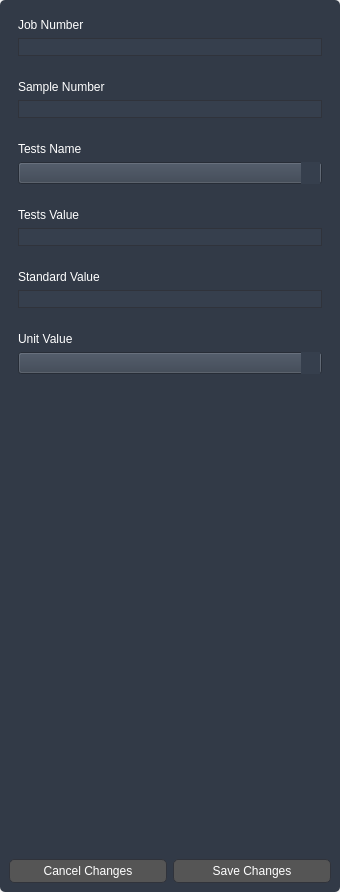
The window that src/ui/chmTestsEditSideWidget.ui (layup/LIMS) describes before a commit, drawn with Qt 5.
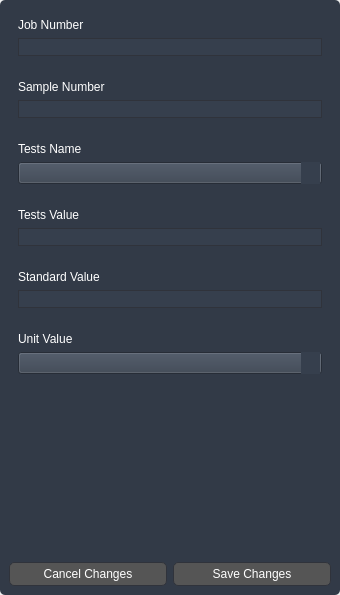
The same window after the commit.

```diff
--- a/src/ui/chmTestsEditSideWidget.ui
+++ b/src/ui/chmTestsEditSideWidget.ui
@@ -7,7 +7,7 @@
     <x>0</x>
     <y>0</y>
     <width>340</width>
-    <height>892</height>
+    <height>595</height>
    </rect>
   </property>
   <property name="maximumSize">
```
